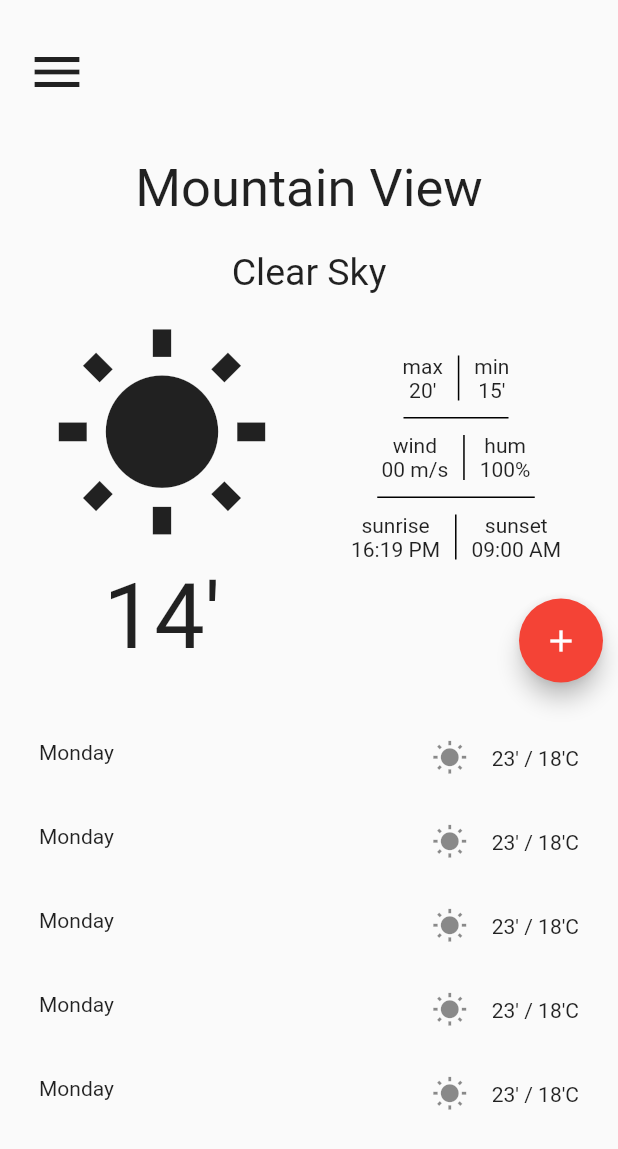
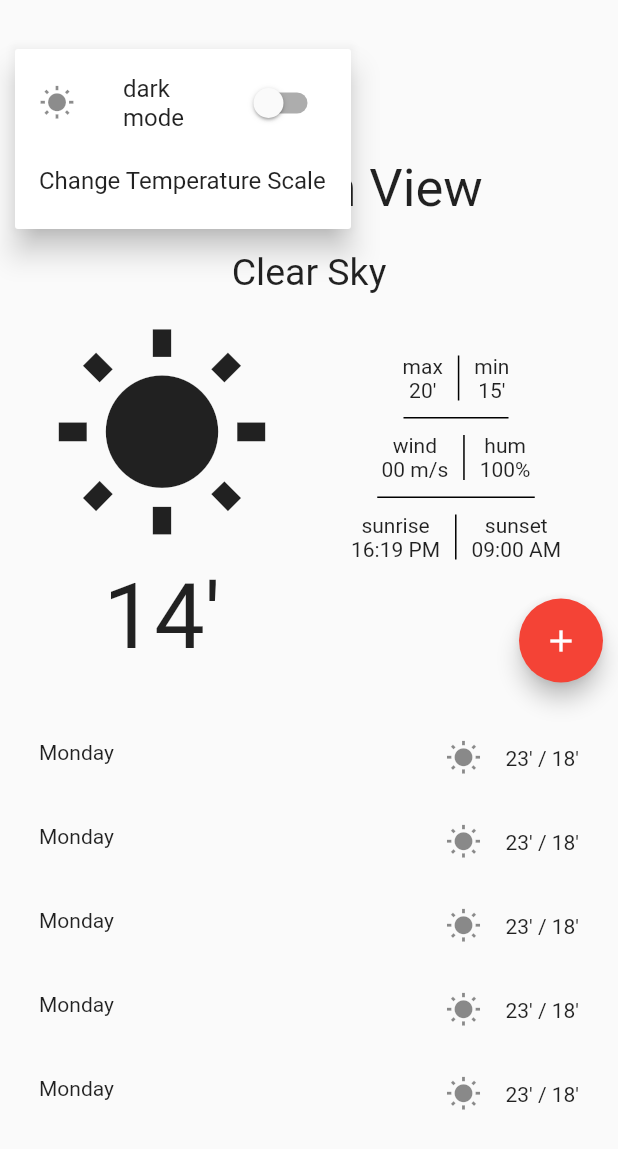
Before and after one commit to scancetin/flutter-weather, a Flutter app: the screen it shows after launch, after a tap on the "menu" icon, on a phone screen of 412 x 824 dp. Shown: the top 1149 px of the screen. Run offline on Flutter 3.47's test engine with Material 2 defaults, Android fonts, the phone set to English and light mode, and no system bars.

Commit message:
popup-switch-button

```diff
--- a/lib/screens/weather_screen.dart
+++ b/lib/screens/weather_screen.dart
@@ -8,7 +8,11 @@ class WeatherScreen extends StatefulWidget {
   _WeatherScreenState createState() => _WeatherScreenState();
 }
 
+enum PopupOptions { brightness, tempScale }
+
 class _WeatherScreenState extends State<WeatherScreen> {
+  bool _darkMode = false;
+
   @override
   Widget build(BuildContext context) {
     return Material(
@@ -158,11 +162,39 @@ class _WeatherScreenState extends State<WeatherScreen> {
 
   Align menuButton() {
     return Align(
-      alignment: Alignment.topLeft,
-      child: IconButton(
-        icon: Icon(Icons.menu),
-        iconSize: 40,
-        onPressed: () {},
+      alignment: Alignment.centerLeft,
+      child: PopupMenuButton(
+        onSelected: (PopupOptions result) {
+          setState(() {
+            print(result);
+          });
+        },
+        child: Icon(
+          Icons.menu,
+          size: 40,
+        ),
+        itemBuilder: (context) => <PopupMenuEntry<PopupOptions>>[
+          PopupMenuItem<PopupOptions>(
+            value: PopupOptions.brightness,
+            child: SwitchListTile(
+              title: Text("dark mode"),
+              secondary: Icon(Icons.wb_sunny),
+              value: _darkMode,
+              onChanged: (value) {
+                setState(
+                  () {
+                    _darkMode = value;
+                    print(_darkMode);
+                  },
+                );
+              },
+            ),
+          ),
+          PopupMenuItem<PopupOptions>(
+            value: PopupOptions.tempScale,
+            child: Text("Change Temperature Scale"),
+          ),
+        ],
       ),
     );
   }
--- a/lib/widgets/forecast_wiget.dart
+++ b/lib/widgets/forecast_wiget.dart
@@ -10,27 +10,27 @@ class ForecasetWidget extends StatelessWidget {
         ListTile(
           leading: Text("Monday"),
           title: Align(alignment: Alignment.centerRight, child: Icon(Icons.wb_sunny)),
-          trailing: Text("23' / 18'C"),
+          trailing: Text("23' / 18'"),
         ),
         ListTile(
           leading: Text("Monday"),
           title: Align(alignment: Alignment.centerRight, child: Icon(Icons.wb_sunny)),
-          trailing: Text("23' / 18'C"),
+          trailing: Text("23' / 18'"),
         ),
         ListTile(
           leading: Text("Monday"),
           title: Align(alignment: Alignment.centerRight, child: Icon(Icons.wb_sunny)),
-          trailing: Text("23' / 18'C"),
+          trailing: Text("23' / 18'"),
         ),
         ListTile(
           leading: Text("Monday"),
           title: Align(alignment: Alignment.centerRight, child: Icon(Icons.wb_sunny)),
-          trailing: Text("23' / 18'C"),
+          trailing: Text("23' / 18'"),
         ),
         ListTile(
           leading: Text("Monday"),
           title: Align(alignment: Alignment.centerRight, child: Icon(Icons.wb_sunny)),
-          trailing: Text("23' / 18'C"),
+          trailing: Text("23' / 18'"),
         ),
       ],
     );
```
